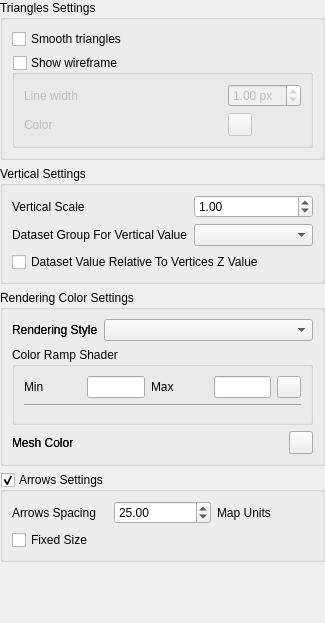
qgis/QGIS, file src/ui/3d/qgsmesh3dpropswidget.ui: the form before one commit.
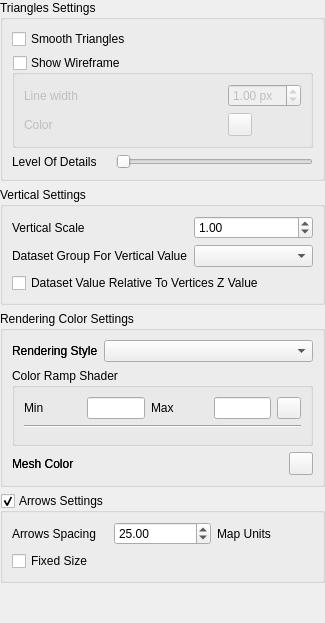
The form after the commit. Icons and pictures are not drawn. Custom widgets are drawn as their Qt base class.

Commit message: resolve conflict

Diff of the .ui file:
```diff
--- a/src/ui/3d/qgsmesh3dpropswidget.ui
+++ b/src/ui/3d/qgsmesh3dpropswidget.ui
@@ -32,10 +32,17 @@
       <string>Triangles Settings</string>
      </property>
      <layout class="QGridLayout" name="gridLayout_3">
-      <item row="1" column="0" colspan="2">
+      <item row="2" column="0">
+       <widget class="QLabel" name="mLabelLod">
+        <property name="text">
+         <string>Level Of Details</string>
+        </property>
+       </widget>
+      </item>
+      <item row="1" column="0" colspan="3">
        <widget class="QGroupBox" name="mGroupBoxWireframe">
         <property name="title">
-         <string>Show wireframe</string>
+         <string>Show Wireframe</string>
         </property>
         <property name="checkable">
          <bool>true</bool>
@@ -80,10 +87,17 @@
         </layout>
        </widget>
       </item>
-      <item row="0" column="0" colspan="2">
+      <item row="0" column="0" colspan="3">
        <widget class="QCheckBox" name="mChkSmoothTriangles">
         <property name="text">
-         <string>Smooth triangles</string>
+         <string>Smooth Triangles</string>
+        </property>
+       </widget>
+      </item>
+      <item row="2" column="1" colspan="2">
+       <widget class="QSlider" name="mLodSlider">
+        <property name="orientation">
+         <enum>Qt::Horizontal</enum>
         </property>
        </widget>
       </item>
```
Left out of the diff: 8 changed lines with no effect on the pictures. The commit also changes 1 other file.
